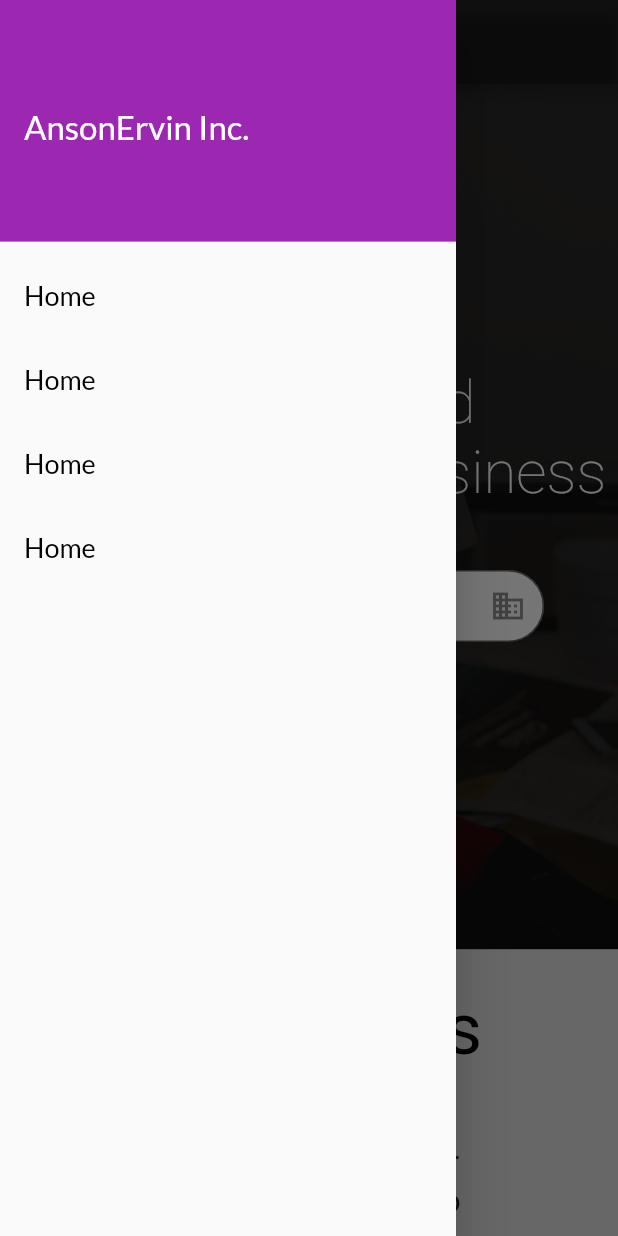
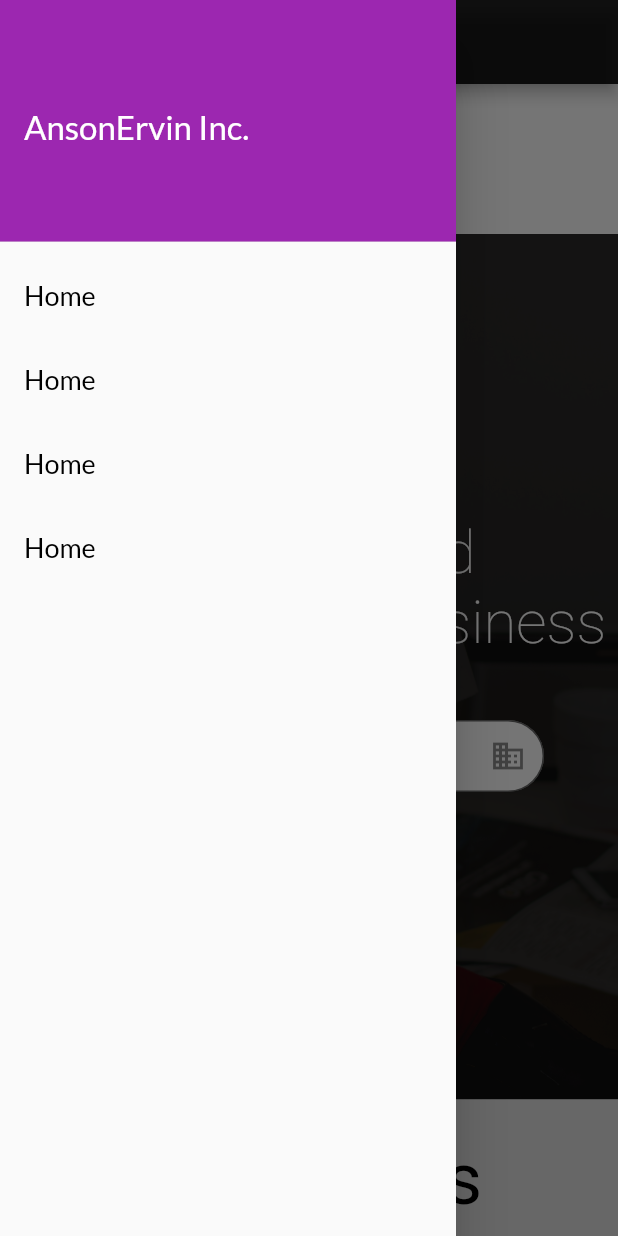
Before and after one commit to Ansontheprogrammer/timeless-website, a Flutter app: the HomeView screen opened directly, with the side drawer open, on a phone screen of 412 x 824 dp. Run offline on Flutter 3.47's test engine with Material 2 defaults, Android fonts, the phone set to English and light mode, and no system bars; our stand-ins replace cloud_firestore, firebase_core, flutter_dotenv, flutter_slidable, google_fonts; missing offline and left inert: cloud_firestore_web, firebase_core_web; accounts and stored records are empty; Roboto replaces fonts that are missing (Ubuntu); statements that could not run were skipped.

Commit message:
Refactored everything in a stack view for nav issues

```diff
--- /dev/null
+++ b/lib/utils/layout.dart
@@ -0,0 +1,74 @@
+import 'package:flutter/foundation.dart';
+import 'package:flutter/material.dart';
+import 'package:flutter/widgets.dart';
+import 'package:timeless_app/utils/custom_section.dart';
+import 'package:timeless_app/utils/custom_text.dart';
+import 'package:timeless_app/widgets/home/signup/contact_form.dart';
+import 'package:timeless_app/widgets/home/signup/form_container.dart';
+import 'package:timeless_app/widgets/home/hero/hero_section.dart';
+import 'package:timeless_app/widgets/home/signup/my_custom_form_details.dart';
+import 'package:timeless_app/widgets/navigation/app/custom_tab_bar.dart';
+import 'package:timeless_app/widgets/home/landing_page_content.dart';
+import 'package:timeless_app/widgets/navigation/drawer/drawer.dart';
+import 'package:timeless_app/widgets/navigation/footer/footer.dart';
+import 'package:timeless_app/widgets/navigation/nav-bar/navigation_bar.dart';
+
+class HomeView extends StatelessWidget {
+  HomeView();
+  final GlobalKey<ScaffoldState> _scaffoldKey = new GlobalKey<ScaffoldState>();
+
+  static const String route = '/';
+
+  void _openDrawer() {
+    _scaffoldKey.currentState!.openDrawer();
+  }
+
+  void _closeDrawer() {
+    _scaffoldKey.currentState!.openDrawer();
+  }
+
+  @override
+  Widget build(BuildContext context) {
+    return Scaffold(
+      appBar: !kIsWeb
+          ? AppBar(
+              title: CustomTextNormal(
+                  text: 'Timeless on an App', color: Colors.white),
+              backgroundColor: Colors.black87,
+            )
+          : PreferredSize(
+              child: Container(),
+              preferredSize: Size(
+                0,
+                0,
+              )),
+      key: _scaffoldKey,
+      drawer: CustomDrawer(),
+      backgroundColor: Colors.white,
+      body: Stack(
+        children: [
+          SingleChildScrollView(
+            child: Column(
+              children: [
+                SizedBox(
+                  height: 100,
+                ),
+                LandingPageContent(),
+                kIsWeb ? Footer() : Positioned(bottom: 0, child: CustomTabBar())
+              ],
+            ),
+          ),
+          if (kIsWeb)
+            Positioned(
+              top: 0,
+              child: NavigationBar(
+                openDrawer: _openDrawer,
+                closeDrawer: _closeDrawer,
+              ),
+            ),
+        ],
+      ),
+      // bottomNavigationBar: !kIsWeb ? CustomTabBar() : Container(),
+    );
+  }
+}
--- a/lib/views/home/home_view.dart
+++ b/lib/views/home_view.dart
@@ -16,6 +16,8 @@ import 'package:timeless_app/widgets/navigation/nav-bar/navigation_bar.dart';
 class HomeView extends StatelessWidget {
   HomeView();
   final GlobalKey<ScaffoldState> _scaffoldKey = new GlobalKey<ScaffoldState>();
+
+  static const String route = '/';
 
   void _openDrawer() {
     _scaffoldKey.currentState!.openDrawer();
@@ -43,32 +45,37 @@ class HomeView extends StatelessWidget {
       key: _scaffoldKey,
       drawer: CustomDrawer(),
       backgroundColor: Colors.white,
-      body: CustomScrollView(
-        slivers: [
-          if (kIsWeb)
-            SliverToBoxAdapter(
-                child: NavigationBar(
-              openDrawer: _openDrawer,
-              closeDrawer: _closeDrawer,
-            )),
-          SliverToBoxAdapter(
-            child: HeroSection(),
+      body: Stack(
+        children: [
+          SingleChildScrollView(
+            child: Column(
+              children: [
+                SizedBox(
+                  height: 100,
                 ),
-          LandingPageContent(),
-          SliverToBoxAdapter(
-            child: CustomSection(
+                HeroSection(),
+                CustomSection(
                     color: Colors.purple.withOpacity(0.5),
                     child: Container(
                       width: MediaQuery.of(context).size.width * 0.8,
                       child: ContactForm(),
                     )),
+                LandingPageContent(),
+                kIsWeb ? Footer() : Positioned(bottom: 0, child: CustomTabBar())
+              ],
             ),
-          if (kIsWeb) SliverToBoxAdapter(child: Footer()),
-          SliverToBoxAdapter(
-            child: !kIsWeb ? CustomTabBar() : Container(),
+          ),
+          if (kIsWeb)
+            Positioned(
+              top: 0,
+              child: NavigationBar(
+                openDrawer: _openDrawer,
+                closeDrawer: _closeDrawer,
+              ),
             ),
         ],
       ),
+      // bottomNavigationBar: !kIsWeb ? CustomTabBar() : Container(),
     );
   }
 }
--- a/lib/widgets/home/landing_page_content.dart
+++ b/lib/widgets/home/landing_page_content.dart
@@ -2,8 +2,10 @@ import 'package:flutter/material.dart';
 import 'package:timeless_app/utils/custom_section.dart';
 import 'package:timeless_app/utils/custom_text.dart';
 import 'package:timeless_app/utils/small_spacer.dart';
+import 'package:timeless_app/widgets/home/hero/hero_section.dart';
 import 'package:timeless_app/widgets/home/recommended/category_option_btns/category_list.dart';
 import 'package:timeless_app/widgets/home/recommended/recommended_section.dart';
+import 'package:timeless_app/widgets/home/signup/contact_form.dart';
 
 class LandingPageContent extends StatelessWidget {
   const LandingPageContent();
@@ -13,8 +15,9 @@ class LandingPageContent extends StatelessWidget {
     double screenWidth = MediaQuery.of(context).size.width;
     bool displayedOnTabletOrSmaller = screenWidth < 600;
 
-    List<Widget> _buildWebapp() {
-      return [
+    return Column(
+      children: [
+        HeroSection(),
         CustomSection(
             color: Colors.black12,
             child: Column(
@@ -49,9 +52,13 @@ class LandingPageContent extends StatelessWidget {
             child: RecommendedSection(
               displayHorizontal: displayedOnTabletOrSmaller ? true : false,
             )),
-      ];
-    }
-
-    return SliverList(delegate: SliverChildListDelegate(_buildWebapp()));
+        CustomSection(
+            color: Colors.purple.withOpacity(0.5),
+            child: Container(
+              width: MediaQuery.of(context).size.width * 0.8,
+              child: ContactForm(),
+            )),
+      ],
+    );
   }
 }
--- a/lib/widgets/navigation/app/custom_tab_bar.dart
+++ b/lib/widgets/navigation/app/custom_tab_bar.dart
@@ -28,7 +28,6 @@ class CustomTabBar extends StatelessWidget {
       selectedFontSize: 14,
       unselectedFontSize: 14,
       onTap: (value) {
-        // Respond to item press.
         print({'value', value});
       },
       items: [
```
Lines whose indentation alone changed are shown as unchanged.
